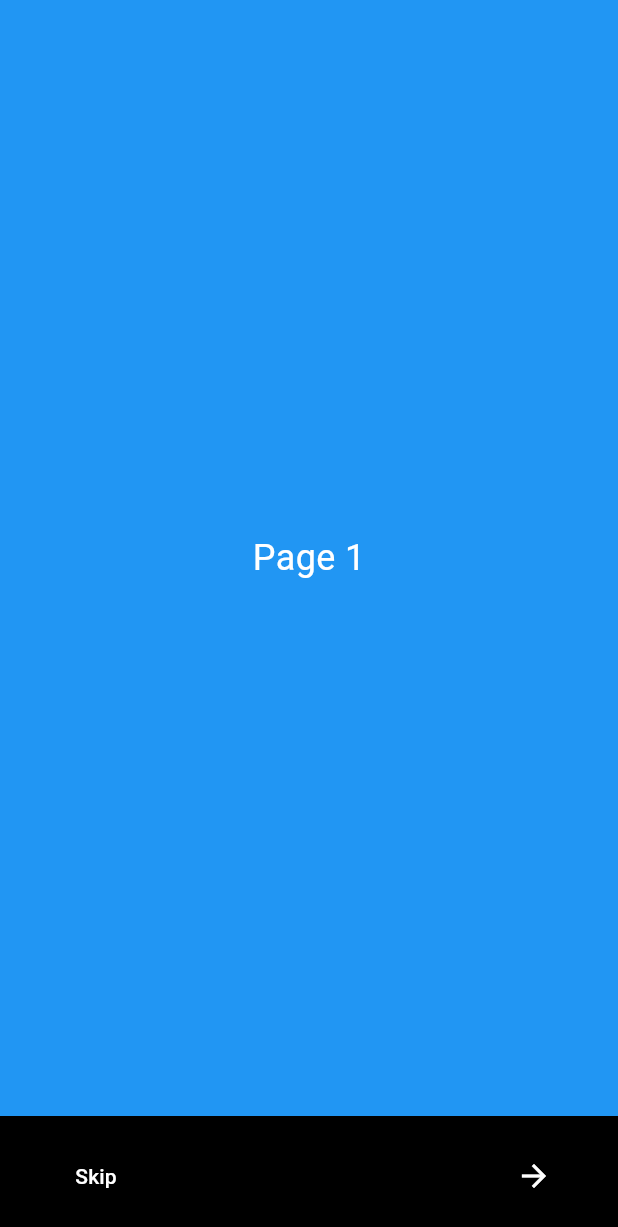
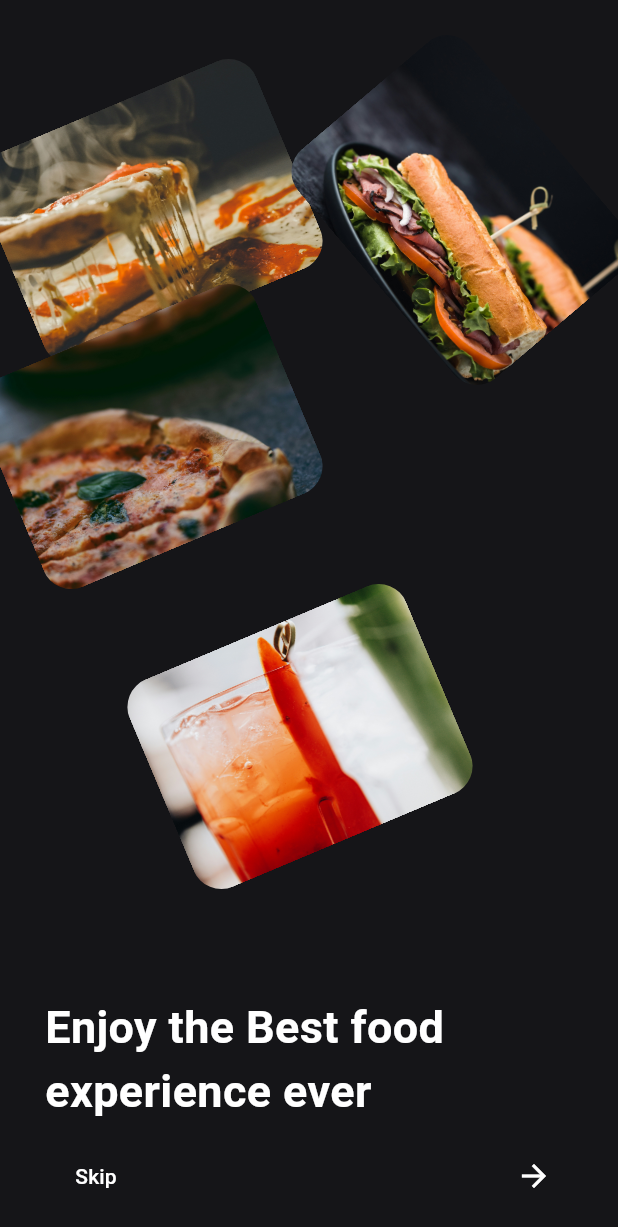
Before and after one commit to Riyam224/restaurant_app_mega, a Flutter app: the screen it shows after launch, on a phone screen of 412 x 824 dp. Shown: the top 1227 px of the screen. Run offline on Flutter 3.47's test engine with Material 3 defaults, Android fonts, the phone set to English and light mode, and no system bars.

Commit message:
on boarding view using page view and bottom navigation bar

```diff
--- a/lib/core/helper_functions/on_general_routes.dart
+++ b/lib/core/helper_functions/on_general_routes.dart
@@ -1,6 +1,6 @@
+import 'package:final_project/features/home/presentation/views/home_view.dart';
 import 'package:final_project/features/on_boarding/presentation/views/on_boarding_view.dart';
 import 'package:final_project/features/splash/presentation/views/splash_view.dart';
-import 'package:final_project/test.dart';
 import 'package:flutter/material.dart';
 
 Route<dynamic> onGenerateRoute(RouteSettings settings) {
@@ -8,11 +8,11 @@ Route<dynamic> onGenerateRoute(RouteSettings settings) {
     case SplashView.routeName:
       return MaterialPageRoute(builder: (context) => const SplashView());
 
-    // case OnBoardingView.routeName:
-    //   return MaterialPageRoute(builder: (context) => OnBoardingView());
+    case OnBoardingView.routeName:
+      return MaterialPageRoute(builder: (context) => OnBoardingView());
 
-    case MyHomePage.routeName:
-      return MaterialPageRoute(builder: (context) => MyHomePage());
+    case HomeView.routeName:
+      return MaterialPageRoute(builder: (context) => HomeView());
 
     default:
       return MaterialPageRoute(builder: (context) => const Scaffold());
--- /dev/null
+++ b/lib/features/home/presentation/views/home_view.dart
@@ -0,0 +1,12 @@
+import 'package:flutter/material.dart';
+
+class HomeView extends StatelessWidget {
+  const HomeView({super.key});
+
+  static const routeName = "home";
+
+  @override
+  Widget build(BuildContext context) {
+    return const Placeholder();
+  }
+}
--- a/lib/features/on_boarding/presentation/views/on_boarding_view.dart
+++ b/lib/features/on_boarding/presentation/views/on_boarding_view.dart
@@ -1,86 +1,224 @@
-// // ignore_for_file: prefer_const_literals_to_create_immutables, prefer_const_constructors
+// ignore_for_file: prefer_const_literals_to_create_immutables, prefer_const_constructors, sort_child_properties_last, avoid_unnecessary_containers, avoid_print, sized_box_for_whitespace
 
-// import 'package:flutter/material.dart';
+import 'package:flutter/material.dart';
+import 'package:flutter/widgets.dart';
 
-// class OnBoardingView extends StatefulWidget {
-//   const OnBoardingView({super.key});
+class OnBoardingView extends StatefulWidget {
+  const OnBoardingView({super.key});
 
-//   static const routeName = 'onBoarding';
+  static const routeName = 'onBoarding';
 
-//   @override
-//   State<OnBoardingView> createState() => _OnBoardingViewState();
-// }
+  @override
+  State<OnBoardingView> createState() => _OnBoardingViewState();
+}
 
-// class _OnBoardingViewState extends State<OnBoardingView> {
-//   // todo
-//   final PageController _pageController = PageController();
-//   int _currentPage = 0;
+class _OnBoardingViewState extends State<OnBoardingView> {
+  // todo
+  final PageController _pageController = PageController();
+  int _currentPage = 0;
 
-//   @override
-//   void dispose() {
-//     _pageController.dispose();
-//     super.dispose();
-//   }
+  @override
+  void dispose() {
+    _pageController.dispose();
+    super.dispose();
+  }
 
-//   @override
-//   Widget build(BuildContext context) {
-//     return Scaffold(
-//       body: PageView(
-//         controller: _pageController,
-//         onPageChanged: (index) {
-//           setState(
-//             () {
-//               _currentPage = index;
-//             },
-//           );
-//         },
-//         // todo
-//         children: [
-//           Container(
-//               height: 200,
-//               width: 200,
-//               color: Colors.orange,
-//               child: Image.asset(
-//                 'assets/images/drink1.jpg',
-//                 fit: BoxFit.cover,
-//               )),
-//           Container(color: Colors.green),
-//           Container(color: Colors.red)
-//         ],
-//       ),
-//       bottomNavigationBar: BottomNavigationBar(
-//         backgroundColor: Colors.black,
-//         currentIndex: _currentPage,
-//         onTap: (index) {
-//           _pageController.animateToPage(
-//             index,
-//             duration: Duration(milliseconds: 300),
-//             curve: Curves.easeInOut,
-//           );
-//         },
-//         items: [
-//           BottomNavigationBarItem(
-//             icon: Icon(Icons.home),
-//             label: 'Page 1',
-//           ),
-//           BottomNavigationBarItem(
-//             icon: Icon(Icons.school),
-//             label: 'Page 3',
-//           ),
-//         ],
-//       ),
-//     );
-//   }
+  @override
+  Widget build(BuildContext context) {
+    return Scaffold(
+      body: PageView(
+        controller: _pageController,
+        onPageChanged: (index) {
+          setState(() {
+            _currentPage = index;
+          });
+        },
+        children: [
+          // todo first page
+          Container(
+            color: Color(0xff151518),
+            child: Padding(
+              padding: const EdgeInsets.only(
+                top: 16,
+              ),
+              child: Column(
+                children: [
+                  Expanded(
+                    flex: 8,
+                    child: Stack(
+                      children: [
+                        Container(
+                          color: Color(0xff151518),
+                        ),
+                        Positioned(
+                          top: 50,
+                          child: Container(
+                            width: 200,
+                            height: 150,
+                            child: Transform.rotate(
+                              angle: 75.00,
+                              child: ClipRRect(
+                                borderRadius: BorderRadius.all(
+                                  Radius.circular(20),
+                                ),
+                                child: Image.asset(
+                                  'assets/images/pizza1.jpg',
+                                  fit: BoxFit.cover,
+                                ),
+                              ),
+                            ),
+                          ),
+                        ),
+                        Positioned(
+                          top: 200,
+                          child: Container(
+                            width: 200,
+                            height: 150,
+                            child: Transform.rotate(
+                              angle: 75.00,
+                              child: ClipRRect(
+                                borderRadius: BorderRadius.all(
+                                  Radius.circular(20),
+                                ),
+                                child: Image.asset(
+                                  'assets/images/pizza2.jpg',
+                                  fit: BoxFit.cover,
+                                ),
+                              ),
+                            ),
+                          ),
+                        ),
+                        Positioned(
+                          top: 400,
+                          left: 100,
+                          child: Container(
+                            width: 200,
+                            height: 150,
+                            child: Transform.rotate(
+                              angle: 75.00,
+                              child: ClipRRect(
+                                borderRadius: BorderRadius.all(
+                                  Radius.circular(20),
+                                ),
+                                child: Image.asset(
+                                  'assets/images/drink4.jpg',
+                                  fit: BoxFit.cover,
+                                ),
+                              ),
+                            ),
+                          ),
+                        ),
+                        Positioned(
+                          top: 49,
+                          right: 4,
+                          child: Container(
+                            width: 200,
+                            height: 150,
+                            child: Transform.rotate(
+                              angle: 26.00,
+                              child: ClipRRect(
+                                borderRadius: BorderRadius.all(
+                                  Radius.circular(20),
+                                ),
+                                child: Image.asset(
+                                  'assets/images/burger2.jpg',
+                                  fit: BoxFit.cover,
+                                ),
+                              ),
+                            ),
+                          ),
+                        ),
+                      ],
+                    ),
+                  ),
+                  Expanded(
+                      flex: 1,
+                      child: Padding(
+                        padding: const EdgeInsets.symmetric(horizontal: 30),
+                        child: Center(
+                          child: Text(
+                            'Enjoy the Best food experience ever',
+                            style: TextStyle(
+                              color: Colors.white,
+                              fontWeight: FontWeight.bold,
+                              fontSize: 30,
+                            ),
+                          ),
+                        ),
+                      ))
+                ],
+              ),
+            ),
+          ),
+          // todo / page 2
+          Stack(
+            children: [
+              Container(
+                height: double.infinity,
+                child: Image.asset(
+                  'assets/images/pizza1.jpg',
+                  fit: BoxFit.cover,
+                ),
+              ),
+            ],
+          ),
 
-//   // todo function to control the data in the page view
-//   Widget _buildPage(Color color, String title, String subtitle, String image) {
-//     return Container(
-//       color: color,
-//       child: Center(
-//         child: Column(
-//           children: [Text(title), Text(subtitle), Image.asset(image)],
-//         ),
-//       ),
-//     );
-//   }
-// }
+          // todo page3
+
+          Container(
+            height: 400,
+            width: 200,
+            color: Color(0xff151518),
+            child: Image.asset(
+              'assets/images/drink1.jpg',
+              fit: BoxFit.cover,
+            ),
+          )
+        ],
+      ),
+      // todo navigation bar
+      bottomNavigationBar: BottomAppBar(
+        child: Padding(
+          padding: const EdgeInsets.symmetric(horizontal: 16.0, vertical: 8.0),
+          child: Row(
+            mainAxisAlignment: MainAxisAlignment.spaceBetween,
+            children: [
+              TextButton(
+                onPressed: () {
+                  if (_currentPage < 2) {
+                    _pageController.nextPage(
+                      duration: Duration(milliseconds: 300),
+                      curve: Curves.easeInOut,
+                    );
+                  } else {
+                    // Navigate to a different screen or perform some other action
+                    print('Navigating away from the PageView');
+                  }
+                },
+                child: GestureDetector(
+                  onTap: () {
+                    Navigator.pushReplacementNamed(context, 'home');
+                  },
+                  child: Text(
+                    'Skip',
+                    style: TextStyle(color: Colors.white),
+                  ),
+                ),
+              ),
+              IconButton(
+                icon: Icon(Icons.arrow_forward, color: Colors.white),
+                onPressed: () {
+                  _pageController.nextPage(
+                    duration: Duration(milliseconds: 300),
+                    curve: Curves.easeInOut,
+                  );
+                },
+              ),
+            ],
+          ),
+        ),
+        color: Color(0xff151518),
+      ),
+    );
+  }
+}
--- a/lib/main.dart
+++ b/lib/main.dart
@@ -1,4 +1,5 @@
 import 'package:final_project/core/helper_functions/on_general_routes.dart';
+import 'package:final_project/features/on_boarding/presentation/views/on_boarding_view.dart';
 import 'package:final_project/features/splash/presentation/views/splash_view.dart';
 import 'package:final_project/test.dart';
 import 'package:flutter/material.dart';
@@ -15,7 +16,7 @@ class RestaurantApp extends StatelessWidget {
     return const MaterialApp(
       debugShowCheckedModeBanner: false,
       onGenerateRoute: onGenerateRoute,
-      initialRoute: MyHomePage.routeName,
+      initialRoute: OnBoardingView.routeName,
     );
   }
 }
```
Also changed, not shown: assets/images/appetizer1.jpg (added), assets/images/burger2.jpg (added), assets/images/burger3.jpg (added), assets/images/drink4.jpg (added), assets/images/sweet.jpg (added), 1 other file.
